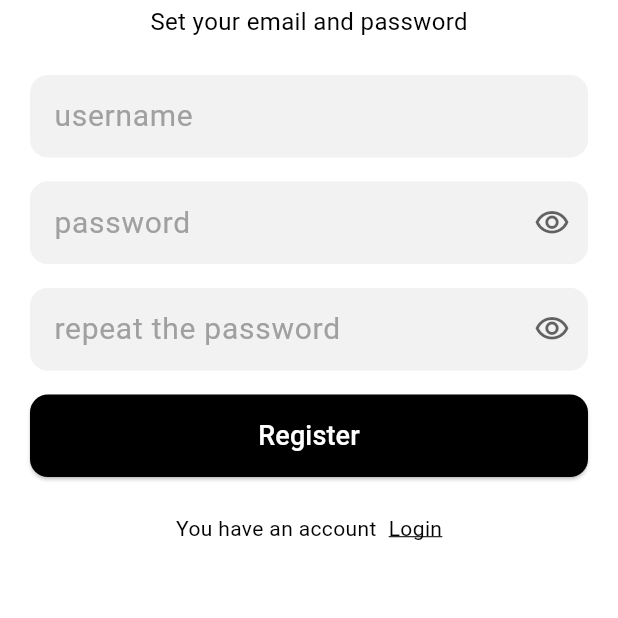
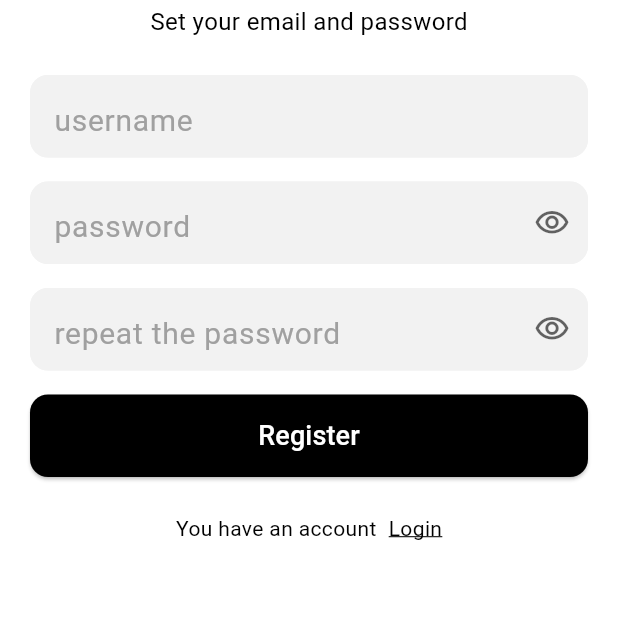
Before and after one commit to DanialYazdanParast/danter-threads-clone, a Flutter app: the screen it shows after launch, after a tap on an icon or button, on a phone screen of 412 x 824 dp, the part 330-948 px from its top. Run offline on Flutter 3.47's test engine with Material 3 defaults, Android fonts, the phone set to English and light mode, and no system bars; our stand-ins replace animated_theme_switcher, bloc, cached_network_image, dio, equatable, flutter_animate and 10 more; accounts and stored records are empty; network calls fail; Roboto replaces fonts that are missing (Vazirmatn); project files that could hold a hidden picture were left out.

Commit message:
fix: AuthScreen  TextField

```diff
--- a/lib/screen/auth/auth.dart
+++ b/lib/screen/auth/auth.dart
@@ -134,19 +134,20 @@ class _AuthScreenState extends State<AuthScreen> {
                               ),
                               child: Center(
                                 child: TextField(
+                                  cursorHeight: 20,
                                   controller: usernameController,
                                   keyboardType: TextInputType.emailAddress,
                                   style: Theme.of(context)
                                       .textTheme
                                       .labelSmall!
-                                      .copyWith(fontSize: 20, height: 1),
+                                      .copyWith(fontSize: 20, height: 1.3),
                                   decoration: InputDecoration(
                                     label: Text(
                                       'username',
                                       style: Theme.of(context)
                                           .textTheme
                                           .labelSmall!
-                                          .copyWith(fontSize: 20),
+                                          .copyWith(fontSize: 20, height: 3),
                                     ),
                                   ),
                                 ),
@@ -291,13 +292,14 @@ class _PasswordTextFieldState extends State<_PasswordTextField> {
         borderRadius: BorderRadius.circular(12),
       ),
       child: TextField(
+        cursorHeight: 20,
         controller: widget.passwordController,
         keyboardType: TextInputType.visiblePassword,
         obscureText: obscureText,
         style: Theme.of(context)
             .textTheme
             .labelSmall!
-            .copyWith(fontSize: 20, height: obscureText ? 1.3 : 1),
+            .copyWith(fontSize: 20, height: 1.3),
         decoration: InputDecoration(
           suffixIcon: IconButton(
               onPressed: () {
@@ -313,8 +315,10 @@ class _PasswordTextFieldState extends State<_PasswordTextField> {
               )),
           label: Text(
             widget.titelText,
-            style:
-                Theme.of(context).textTheme.labelSmall!.copyWith(fontSize: 20),
+            style: Theme.of(context)
+                .textTheme
+                .labelSmall!
+                .copyWith(fontSize: 20, height: 3),
           ),
         ),
       ),
```
